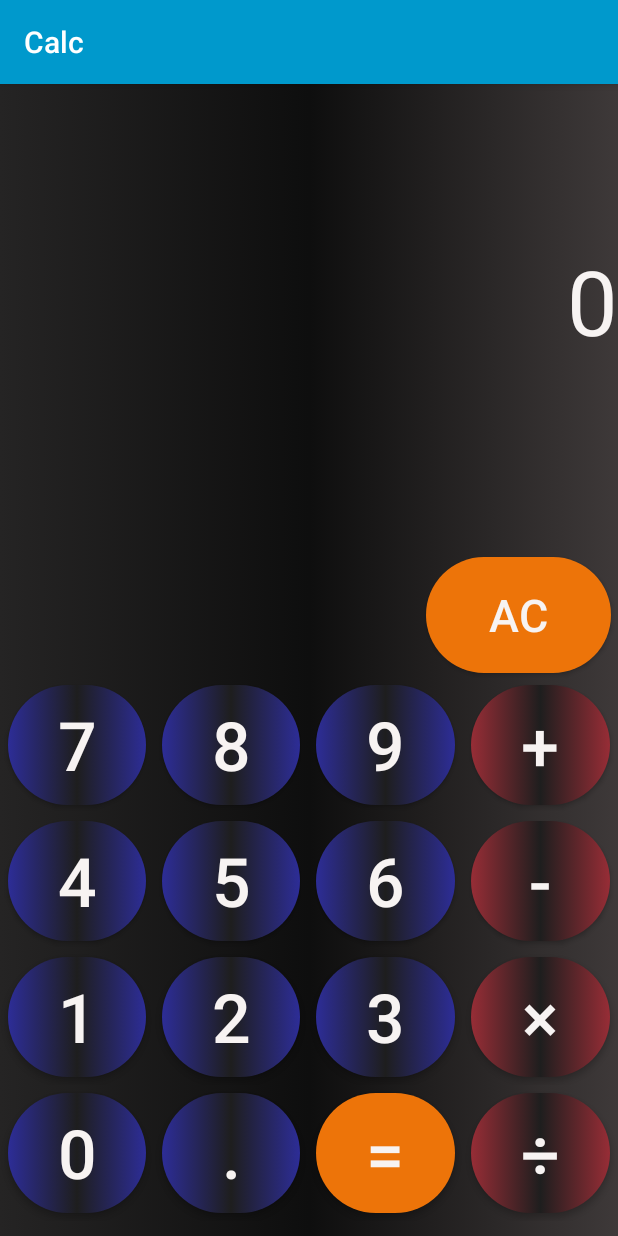
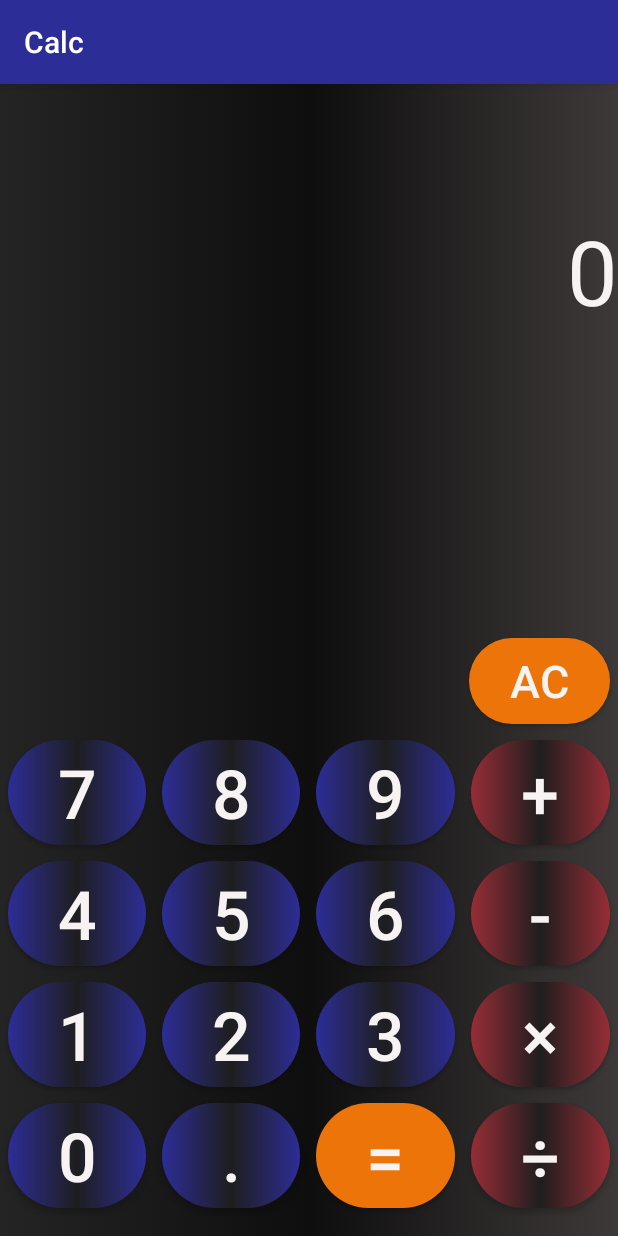
Before and after one commit to udithalenoraA00235273/JAV1001-MidTermCalculator, an Android app: the screen it shows after launch (MainActivity), on a phone screen of 412 x 824 dp. Run offline under Robolectric (Android 15) with nearby library versions, the phone set to English and light mode, and no system bars.

Commit message:
Final layout of the app

```diff
--- a/app/src/main/res/layout/activity_main.xml
+++ b/app/src/main/res/layout/activity_main.xml
@@ -28,7 +28,7 @@
                 android:id="@+id/seven"
                 style="@style/TextAppearance.AppCompat.Widget.Button.Borderless.Colored"
                 android:layout_width="wrap_content"
-                android:layout_height="80dp"
+                android:layout_height="70dp"
                 android:layout_margin="5dp"
                 android:layout_weight="6"
                 android:background="@drawable/buttons_numbers"
@@ -39,7 +39,7 @@
                 android:id="@+id/eight"
                 style="@style/TextAppearance.AppCompat.Widget.Button.Borderless.Colored"
                 android:layout_width="wrap_content"
-                android:layout_height="80dp"
+                android:layout_height="70dp"
                 android:layout_margin="5dp"
                 android:layout_weight="6"
                 android:background="@drawable/buttons_numbers"
@@ -50,7 +50,7 @@
                 android:id="@+id/nine"
                 style="@style/TextAppearance.AppCompat.Widget.Button.Borderless.Colored"
                 android:layout_width="wrap_content"
-                android:layout_height="80dp"
+                android:layout_height="70dp"
                 android:layout_margin="5dp"
                 android:layout_weight="6"
                 android:background="@drawable/buttons_numbers"
@@ -61,7 +61,7 @@
                 android:id="@+id/plus"
                 style="@style/TextAppearance.AppCompat.Widget.Button.Borderless.Colored"
                 android:layout_width="wrap_content"
-                android:layout_height="80dp"
+                android:layout_height="70dp"
                 android:layout_margin="5dp"
                 android:layout_weight="6"
                 android:background="@drawable/buttons_operators"
@@ -80,7 +80,7 @@
                 android:id="@+id/four"
                 style="@style/TextAppearance.AppCompat.Widget.Button.Borderless.Colored"
                 android:layout_width="wrap_content"
-                android:layout_height="80dp"
+                android:layout_height="70dp"
                 android:layout_margin="5dp"
                 android:layout_weight="6"
                 android:background="@drawable/buttons_numbers"
@@ -91,7 +91,7 @@
                 android:id="@+id/five"
                 style="@style/TextAppearance.AppCompat.Widget.Button.Borderless.Colored"
                 android:layout_width="wrap_content"
-                android:layout_height="80dp"
+                android:layout_height="70dp"
                 android:layout_margin="5dp"
                 android:layout_weight="6"
                 android:background="@drawable/buttons_numbers"
@@ -102,7 +102,7 @@
                 android:id="@+id/six"
                 style="@style/TextAppearance.AppCompat.Widget.Button.Borderless.Colored"
                 android:layout_width="wrap_content"
-                android:layout_height="80dp"
+                android:layout_height="70dp"
                 android:layout_margin="5dp"
                 android:layout_weight="6"
                 android:background="@drawable/buttons_numbers"
@@ -113,7 +113,7 @@
                 android:id="@+id/minus"
                 style="@style/TextAppearance.AppCompat.Widget.Button.Borderless.Colored"
                 android:layout_width="wrap_content"
-                android:layout_height="80dp"
+                android:layout_height="70dp"
                 android:layout_margin="5dp"
                 android:layout_weight="6"
                 android:background="@drawable/buttons_operators"
@@ -132,7 +132,7 @@
                 android:id="@+id/one"
                 style="@style/TextAppearance.AppCompat.Widget.Button.Borderless.Colored"
                 android:layout_width="wrap_content"
-                android:layout_height="80dp"
+                android:layout_height="70dp"
                 android:layout_margin="5dp"
                 android:layout_weight="6"
                 android:background="@drawable/buttons_numbers"
@@ -143,7 +143,7 @@
                 android:id="@+id/two"
                 style="@style/TextAppearance.AppCompat.Widget.Button.Borderless.Colored"
                 android:layout_width="wrap_content"
-                android:layout_height="80dp"
+                android:layout_height="70dp"
                 android:layout_margin="5dp"
                 android:layout_weight="6"
                 android:background="@drawable/buttons_numbers"
@@ -154,7 +154,7 @@
                 android:id="@+id/three"
                 style="@style/TextAppearance.AppCompat.Widget.Button.Borderless.Colored"
                 android:layout_width="wrap_content"
-                android:layout_height="80dp"
+                android:layout_height="70dp"
                 android:layout_margin="5dp"
                 android:layout_weight="6"
                 android:background="@drawable/buttons_numbers"
@@ -165,7 +165,7 @@
                 android:id="@+id/multiply"
                 style="@style/TextAppearance.AppCompat.Widget.Button.Borderless.Colored"
                 android:layout_width="wrap_content"
-                android:layout_height="80dp"
+                android:layout_height="70dp"
                 android:layout_margin="5dp"
                 android:layout_weight="6"
                 android:background="@drawable/buttons_operators"
@@ -184,7 +184,7 @@
                 android:id="@+id/zero"
                 style="@style/TextAppearance.AppCompat.Widget.Button.Borderless.Colored"
                 android:layout_width="wrap_content"
-                android:layout_height="80dp"
+                android:layout_height="70dp"
                 android:layout_margin="5dp"
                 android:layout_weight="6"
                 android:background="@drawable/buttons_numbers"
@@ -195,7 +195,7 @@
                 android:id="@+id/decimal"
                 style="@style/TextAppearance.AppCompat.Widget.Button.Borderless.Colored"
                 android:layout_width="wrap_content"
-                android:layout_height="80dp"
+                android:layout_height="70dp"
                 android:layout_margin="5dp"
                 android:layout_weight="6"
                 android:background="@drawable/buttons_numbers"
@@ -206,7 +206,7 @@
                 android:id="@+id/equal"
                 style="@style/TextAppearance.AppCompat.Widget.Button.Borderless.Colored"
                 android:layout_width="wrap_content"
-                android:layout_height="80dp"
+                android:layout_height="70dp"
                 android:layout_margin="5dp"
                 android:layout_weight="6"
                 android:background="@drawable/buttons_operators"
@@ -218,7 +218,7 @@
                 android:id="@+id/divide"
                 style="@style/TextAppearance.AppCompat.Widget.Button.Borderless.Colored"
                 android:layout_width="wrap_content"
-                android:layout_height="80dp"
+                android:layout_height="70dp"
                 android:layout_margin="5dp"
                 android:layout_weight="6"
                 android:background="@drawable/buttons_operators"
@@ -229,11 +229,16 @@
     </TableLayout>
 
     <!-- Text view to display the answer -->
+
+    <!-- Button to clear the content -->
+
+    <!-- Text view to display the user input -->
+
     <TextView
         android:id="@+id/answer"
         android:layout_width="match_parent"
         android:layout_height="100dp"
-        android:layout_marginTop="104dp"
+        android:layout_marginTop="84dp"
         android:text="@string/answer"
         android:textAlignment="textEnd"
         android:textColor="#f7f3f2"
@@ -243,12 +248,12 @@
         app:layout_constraintStart_toStartOf="parent"
         app:layout_constraintTop_toTopOf="parent" />
 
-    <!-- Button to clear the content -->
     <Button
         android:id="@+id/clear"
         style="@style/TextAppearance.AppCompat.Widget.Button.Borderless.Colored"
-        android:layout_width="123dp"
-        android:layout_height="77dp"
+        android:layout_width="94dp"
+        android:layout_height="57dp"
+        android:layout_margin="5dp"
         android:background="@drawable/buttons_operators"
         android:backgroundTint="#ed7409"
         android:text="@string/clear"
@@ -256,12 +261,11 @@
         android:textSize="30sp"
         app:layout_constraintBottom_toTopOf="@+id/tableLayout2"
         app:layout_constraintEnd_toEndOf="parent"
-        app:layout_constraintHorizontal_bias="0.983"
+        app:layout_constraintHorizontal_bias="1.0"
         app:layout_constraintStart_toStartOf="parent"
         app:layout_constraintTop_toBottomOf="@+id/answer"
-        app:layout_constraintVertical_bias="0.976" />
+        app:layout_constraintVertical_bias="1.0" />
 
-    <!-- Text view to display the user input -->
     <TextView
         android:id="@+id/input"
         android:layout_width="wrap_content"
--- a/app/src/main/res/values/themes.xml
+++ b/app/src/main/res/values/themes.xml
@@ -2,7 +2,7 @@
     <!-- Base application theme. -->
     <style name="Theme.Calc" parent="Theme.AppCompat.DayNight.DarkActionBar">
         <!-- Primary brand color. -->
-        <item name="colorPrimary">@android:color/holo_blue_dark</item>
+        <item name="colorPrimary">#2D2D97</item>
         <item name="colorPrimaryVariant">@color/white</item>
         <item name="colorOnPrimary">@color/white</item>
         <!-- Secondary brand color. -->
```
